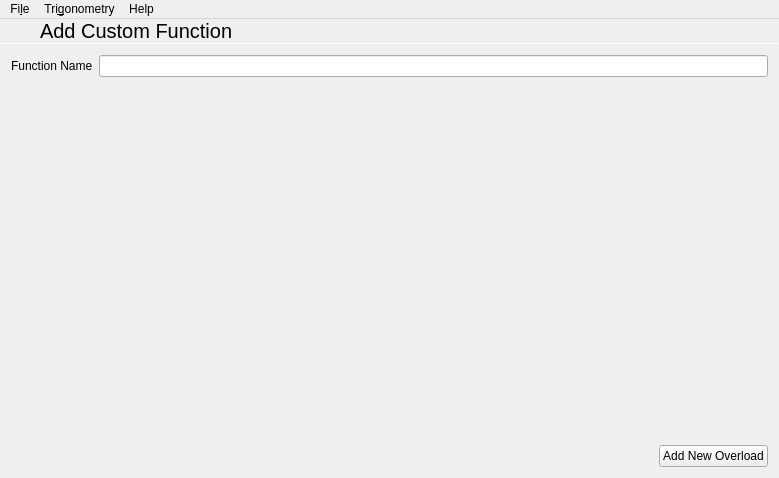
Old version of the form mainwindow.ui in the repository theCheeseboard/thecalculator.
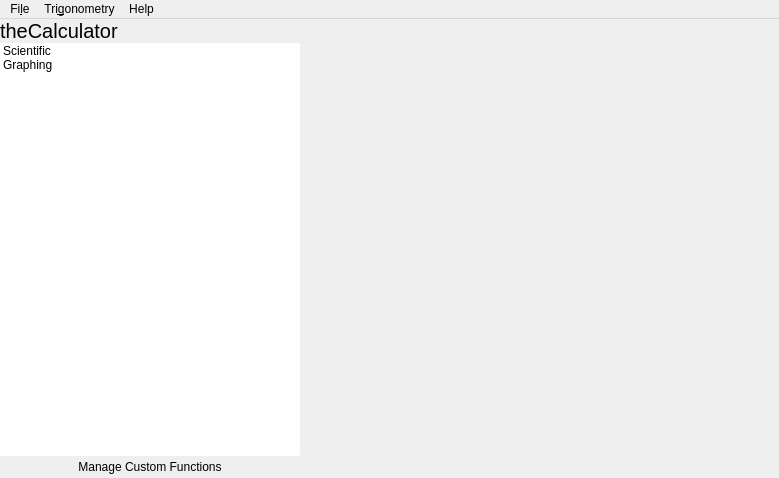
New version of the form. The open tabs and pages were chosen to show the change. Icons and pictures are not drawn. Custom widgets are drawn as their Qt base class.

What changed in the file:
```diff
--- a/mainwindow.ui
+++ b/mainwindow.ui
@@ -28,6 +28,9 @@
     </sizepolicy>
    </property>
    <layout class="QHBoxLayout" name="horizontalLayout_2">
+    <property name="spacing">
+     <number>0</number>
+    </property>
     <property name="leftMargin">
      <number>0</number>
     </property>
@@ -40,6 +43,120 @@
     <property name="bottomMargin">
      <number>0</number>
     </property>
+    <item>
+     <widget class="QWidget" name="leftPane" native="true">
+      <property name="maximumSize">
+       <size>
+        <width>300</width>
+        <height>16777215</height>
+       </size>
+      </property>
+      <layout class="QVBoxLayout" name="verticalLayout_6">
+       <property name="spacing">
+        <number>0</number>
+       </property>
+       <property name="leftMargin">
+        <number>0</number>
+       </property>
+       <property name="topMargin">
+        <number>0</number>
+       </property>
+       <property name="rightMargin">
+        <number>0</number>
+       </property>
+       <property name="bottomMargin">
+        <number>0</number>
+       </property>
+       <item>
+        <layout class="QHBoxLayout" name="horizontalLayout">
+         <item>
+          <widget class="QLabel" name="label_4">
+           <property name="font">
+            <font>
+             <pointsize>15</pointsize>
+            </font>
+           </property>
+           <property name="text">
+            <string>theCalculator</string>
+           </property>
+           <property name="margin">
+            <number>9</number>
+           </property>
+          </widget>
+         </item>
+        </layout>
+       </item>
+       <item>
+        <widget class="Line" name="line_4">
+         <property name="maximumSize">
+          <size>
+           <width>16777215</width>
+           <height>1</height>
+          </size>
+         </property>
+         <property name="orientation">
+          <enum>Qt::Horizontal</enum>
+         </property>
+        </widget>
+       </item>
+       <item>
+        <widget class="QListWidget" name="leftMenu">
+         <property name="frameShape">
+          <enum>QFrame::NoFrame</enum>
+         </property>
+         <property name="iconSize">
+          <size>
+           <width>32</width>
+           <height>32</height>
+          </size>
+         </property>
+         <item>
+          <property name="text">
+           <string>Scientific</string>
+          </property>
+          <property name="icon">
+           <iconset theme="calculator-scientific"/>
+          </property>
+         </item>
+         <item>
+          <property name="text">
+           <string>Graphing</string>
+          </property>
+          <property name="icon">
+           <iconset theme="calculator-graph"/>
+          </property>
+         </item>
+        </widget>
+       </item>
+       <item>
+        <widget class="Line" name="line">
+         <property name="maximumSize">
+          <size>
+           <width>16777215</width>
+           <height>1</height>
+          </size>
+         </property>
+         <property name="orientation">
+          <enum>Qt::Horizontal</enum>
+         </property>
+        </widget>
+       </item>
+       <item>
+        <widget class="QPushButton" name="manageCustomFunctionsbutton">
+         <property name="text">
+          <string>Manage Custom Functions</string>
+         </property>
+         <property name="icon">
+          <iconset theme="insert-math-expression"/>
+         </property>
+         <property name="flat">
+          <bool>true</bool>
+         </property>
+        </widget>
+       </item>
+      </layout>
+     </widget>
+    </item>
     <item>
      <widget class="tStackedWidget" name="stackedWidget">
       <property name="currentIndex">
@@ -194,182 +311,6 @@
         <property name="bottomMargin">
          <number>0</number>
         </property>
-        <item>
-         <layout class="QHBoxLayout" name="horizontalLayout_4">
-          <property name="spacing">
-           <number>0</number>
-          </property>
-          <item>
-           <widget class="QPushButton" name="backButton_2">
-            <property name="sizePolicy">
-             <sizepolicy hsizetype="Preferred" vsizetype="Preferred">
-              <horstretch>0</horstretch>
-              <verstretch>0</verstretch>
-             </sizepolicy>
-            </property>
-            <property name="text">
-             <string/>
-            </property>
-            <property name="icon">
-             <iconset theme="go-previous">
-              <normaloff>.</normaloff>.</iconset>
-            </property>
-            <property name="flat">
-             <bool>true</bool>
-            </property>
-           </widget>
-          </item>
-          <item>
-           <widget class="QLabel" name="label_2">
-            <property name="sizePolicy">
-             <sizepolicy hsizetype="Expanding" vsizetype="Preferred">
-              <horstretch>0</horstretch>
-              <verstretch>0</verstretch>
-             </sizepolicy>
-            </property>
-            <property name="font">
-             <font>
-              <pointsize>15</pointsize>
-             </font>
-            </property>
-            <property name="text">
-             <string>Add Custom Function</string>
-            </property>
-            <property name="margin">
-             <number>9</number>
-            </property>
-           </widget>
-          </item>
-          <item>
-           <widget class="QPushButton" name="saveCustomFunctionButton">
-            <property name="sizePolicy">
-             <sizepolicy hsizetype="Preferred" vsizetype="Preferred">
-              <horstretch>0</horstretch>
-              <verstretch>0</verstretch>
-             </sizepolicy>
-            </property>
-            <property name="text">
-             <string/>
-            </property>
-            <property name="icon">
-             <iconset theme="document-save">
-              <normaloff>.</normaloff>.</iconset>
-            </property>
-            <property name="flat">
-             <bool>true</bool>
-            </property>
-           </widget>
-          </item>
-         </layout>
-        </item>
-        <item>
-         <widget class="Line" name="line_2">
-          <property name="maximumSize">
-           <size>
-            <width>16777215</width>
-            <height>1</height>
-           </size>
-          </property>
-          <property name="orientation">
-           <enum>Qt::Horizontal</enum>
-          </property>
-         </widget>
-        </item>
-        <item>
-         <widget class="QScrollArea" name="scrollArea_2">
-          <property name="frameShape">
-           <enum>QFrame::NoFrame</enum>
-          </property>
-          <property name="widgetResizable">
-           <bool>true</bool>
-          </property>
-          <widget class="QWidget" name="scrollAreaWidgetContents">
-           <property name="geometry">
-            <rect>
-             <x>0</x>
-             <y>0</y>
-             <width>165</width>
-             <height>90</height>
-            </rect>
-           </property>
-           <layout class="QVBoxLayout" name="verticalLayout_3">
-            <item>
-             <layout class="QHBoxLayout" name="horizontalLayout_5">
-              <item>
-               <widget class="QLabel" name="label_3">
-                <property name="text">
-                 <string>Function Name</string>
-                </property>
-               </widget>
-              </item>
-              <item>
-               <widget class="QLineEdit" name="functionName"/>
-              </item>
-             </layout>
-            </item>
-            <item>
-             <widget class="QWidget" name="customFunctionDefinitionWidget" native="true">
-              <layout class="QVBoxLayout" name="verticalLayout_4">
-               <property name="leftMargin">
-                <number>0</number>
-               </property>
-               <property name="topMargin">
-                <number>0</number>
-               </property>
-               <property name="rightMargin">
-                <number>0</number>
-               </property>
-               <property name="bottomMargin">
-                <number>0</number>
-               </property>
-              </layout>
-             </widget>
-            </item>
-            <item>
-             <spacer name="verticalSpacer">
-              <property name="orientation">
-               <enum>Qt::Vertical</enum>
-              </property>
-              <property name="sizeHint" stdset="0">
-               <size>
-                <width>20</width>
-                <height>0</height>
-               </size>
-              </property>
-             </spacer>
-            </item>
-            <item>
-             <layout class="QHBoxLayout" name="horizontalLayout_6">
-              <item>
-               <spacer name="horizontalSpacer">
-                <property name="orientation">
-                 <enum>Qt::Horizontal</enum>
-                </property>
-                <property name="sizeHint" stdset="0">
-                 <size>
-                  <width>40</width>
-                  <height>20</height>
-                 </size>
-                </property>
-               </spacer>
-              </item>
-              <item>
-               <widget class="QPushButton" name="newOverloadButton">
-                <property name="text">
-                 <string>Add New Overload</string>
-                </property>
-                <property name="icon">
-                 <iconset theme="list-add">
-                  <normaloff>.</normaloff>.</iconset>
-                </property>
-               </widget>
-              </item>
-             </layout>
-            </item>
-           </layout>
-          </widget>
-         </widget>
-        </item>
        </layout>
       </widget>
      </widget>
@@ -511,6 +452,12 @@
     <signal>sizeHintChanged()</signal>
    </slots>
   </customwidget>
+  <customwidget>
+   <class>FunctionWidget</class>
+   <extends>QStackedWidget</extends>
+   <header>parts/functions/functionwidget.h</header>
+   <container>1</container>
+  </customwidget>
  </customwidgets>
  <resources>
   <include location="icons.qrc"/>
```
Left out of the diff: 94 changed lines with no effect on the pictures.
